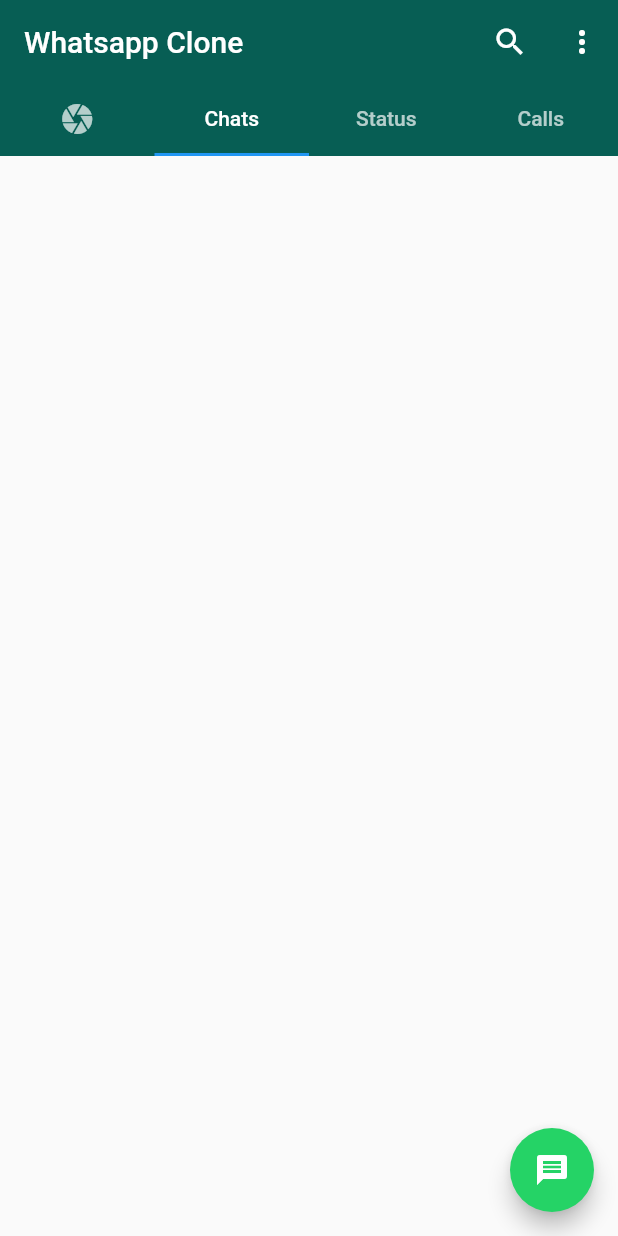
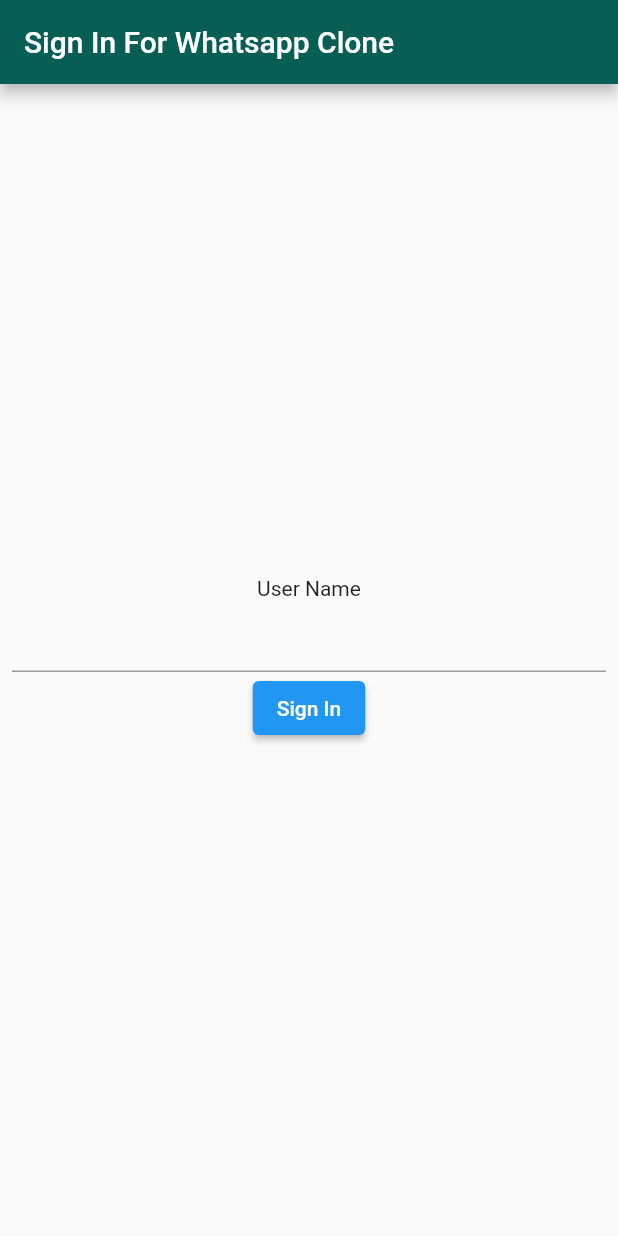
Before and after one commit to OktayCavus/WhatsappClone, a Flutter app: the screen it shows after launch, on a phone screen of 412 x 824 dp. Run offline on Flutter 3.47's test engine with Material 2 defaults, Android fonts, the phone set to English and light mode, and no system bars; our stand-ins replace cloud_firestore, firebase_auth, firebase_core, get_it; accounts and stored records are empty.

Commit message:
sign In ekranı , modeli ve servisi yazildi

```diff
--- /dev/null
+++ b/whatsapp_clone/lib/core/services/auth_service.dart
@@ -0,0 +1,11 @@
+import 'package:firebase_auth/firebase_auth.dart';
+
+class AuthService {
+  final FirebaseAuth _firebaseAuth = FirebaseAuth.instance;
+
+  Future<UserCredential> signIn() async {
+    var user = await _firebaseAuth.signInAnonymously();
+
+    return user;
+  }
+}
--- a/whatsapp_clone/lib/main.dart
+++ b/whatsapp_clone/lib/main.dart
@@ -1,10 +1,15 @@
 import 'package:flutter/material.dart';
 import 'package:firebase_core/firebase_core.dart';
 import 'package:flutter/services.dart';
+import 'package:whatsapp_clone/core/locator.dart';
+import 'package:whatsapp_clone/screens/sign_in_page.dart';
 import 'firebase_options.dart';
-import 'package:whatsapp_clone/whatsapp_main.dart';
 
 void main() async {
+  // ! proje başlayınca bu methodu çağırıp ihtiyacımız olan servis classlarını
+  // ! initialize edecek uyhulama çalışınca get_it paketi üzerinden çağıracaz
+  setUpLocators();
+
   WidgetsFlutterBinding.ensureInitialized();
   await Firebase.initializeApp(
     options: DefaultFirebaseOptions.currentPlatform,
@@ -29,7 +34,7 @@ class MyApp extends StatelessWidget {
           appBarTheme: const AppBarTheme(color: Color(0xff075E54)),
           floatingActionButtonTheme: const FloatingActionButtonThemeData(
               backgroundColor: Color(0xff25D366))),
-      home: const WhatsappMain(),
+      home: const SignInPage(),
     );
   }
 }
--- a/whatsapp_clone/lib/screens/chats_page.dart
+++ b/whatsapp_clone/lib/screens/chats_page.dart
@@ -1,6 +1,10 @@
 import 'package:cloud_firestore/cloud_firestore.dart';
 import 'package:flutter/material.dart';
+import 'package:get_it/get_it.dart';
+import 'package:provider/provider.dart';
+import 'package:whatsapp_clone/models/conversations.dart';
 import 'package:whatsapp_clone/screens/conversation_page.dart';
+import 'package:whatsapp_clone/viewmodels/chats_model.dart';
 
 class ChatsPage extends StatelessWidget {
   //final String userId = '7y6ZJDW2maQI1oTNjgxM0rpDeDn1';
@@ -11,12 +15,17 @@ class ChatsPage extends StatelessWidget {
 
   @override
   Widget build(BuildContext context) {
-    return StreamBuilder(
+    var model = GetIt.instance<ChatsModel>();
+
+    return ChangeNotifierProvider(
+      create: (context) => model,
+      child: StreamBuilder<List<Conversations>>(
+        // ! burayı firestore_db ye yolladık sonra model üzerinden çağırdık
         // ! where filtreleme yapmak için ilki sorgulamak istediğimiz alan (members)
-      stream: firebaseFirestore
-          .collection('conversation')
-          .where('members', arrayContains: userId)
-          .snapshots(),
+        stream:
+            //firebaseFirestore.collection('conversation').where('members' , arrayContains: userId).snapshots();
+            model.conversations(userId),
+
         builder: (context, snapshot) {
           // * Stream'de bir hata oluşursa o hatayı döndürecek
           if (snapshot.hasError) {
@@ -30,7 +39,8 @@ class ChatsPage extends StatelessWidget {
             // ! children normalde widget alır biz bu şekilde onu dinamic
             // * hale getirdik
             // * sohbetler kadar listtile oluşturacak
-          children: snapshot.data!.docs
+            // * modelden sonra docs kaldırıldı snapshot.data!.docs 'tu
+            children: snapshot.data!
                 .map((doc) => ListTile(
                       onTap: () {
                         Navigator.push(
@@ -38,17 +48,17 @@ class ChatsPage extends StatelessWidget {
                             MaterialPageRoute(
                                 builder: (context) => ConversationPage(
                                       userId: userId,
-                                    conversationId: doc.id,
+                                      conversationId: (doc.idd).toString(),
                                     )));
                       },
-                    leading: const CircleAvatar(
+                      leading: CircleAvatar(
                         backgroundImage:
-                          NetworkImage('https://placekitten.com/200/200'),
+                            NetworkImage((doc.profileImage).toString()),
                       ),
-                    title: const Text(
-                      'ali',
+                      title: Text(
+                        (doc.name).toString(),
                       ),
-                    subtitle: Text(doc['displayMessage']),
+                      subtitle: Text((doc.displayMessage).toString()),
                       trailing: Column(
                         mainAxisAlignment: MainAxisAlignment.spaceEvenly,
                         children: [
@@ -73,6 +83,7 @@ class ChatsPage extends StatelessWidget {
                 .toList(),
           );
         },
+      ),
     );
   }
 }
--- /dev/null
+++ b/whatsapp_clone/lib/screens/sign_in_page.dart
@@ -0,0 +1,45 @@
+import 'package:flutter/material.dart';
+import 'package:provider/provider.dart';
+import 'package:whatsapp_clone/core/locator.dart';
+import 'package:whatsapp_clone/viewmodels/sign_in_model.dart';
+
+class SignInPage extends StatelessWidget {
+  const SignInPage({super.key});
+
+  @override
+  Widget build(BuildContext context) {
+    final TextEditingController textEditing = TextEditingController();
+    return ChangeNotifierProvider(
+      // ! getit üzerinden signinmodel ve signinpage'i birbirine bağladık bu şekilde
+      //create: (context) => GetIt.instance<SignInModel>(),
+      create: (context) => getIt<SignInModel>(),
+      child: Consumer<SignInModel>(
+        // ! value(model) SıgnınModel'i temsil ediyor
+        builder: (context, model, child) => Scaffold(
+          appBar: AppBar(
+            title: const Text('Sign In For Whatsapp Clone'),
+          ),
+          body: Container(
+            padding: const EdgeInsets.all(8),
+            child: model.busy
+                ? const CircularProgressIndicator()
+                : Column(
+                    mainAxisAlignment: MainAxisAlignment.center,
+                    children: [
+                      const Text('User Name'),
+                      TextField(
+                        controller: textEditing,
+                      ),
+                      ElevatedButton(
+                          onPressed: () async {
+                            await model.signInn(textEditing.text);
+                          },
+                          child: const Text('Sign In'))
+                    ],
+                  ),
+          ),
+        ),
+      ),
+    );
+  }
+}
--- /dev/null
+++ b/whatsapp_clone/lib/viewmodels/base_model.dart
@@ -0,0 +1,15 @@
+import 'package:flutter/material.dart';
+
+abstract class BaseModel with ChangeNotifier {
+  // ! burası adam signin'e basınca sistem gecikmesi olacağı için
+  // ! bir loading ekran gösterme yerinde işe yarayacak
+  bool _busy = false;
+
+  bool get busy => _busy;
+
+  set busy(bool state) {
+    _busy = state;
+
+    notifyListeners();
+  }
+}
--- /dev/null
+++ b/whatsapp_clone/lib/viewmodels/sign_in_model.dart
@@ -0,0 +1,28 @@
+import 'package:cloud_firestore/cloud_firestore.dart';
+import 'package:whatsapp_clone/core/locator.dart';
+import 'package:whatsapp_clone/core/services/auth_service.dart';
+import 'package:whatsapp_clone/viewmodels/base_model.dart';
+
+//! basemodel'de changenotifier yaptık o yüzden  buraya extend ettik tek tek
+// changenotifier işlemleri yapmamak için bir class oldu elimizde
+class SignInModel extends BaseModel {
+  final AuthService _authService = getIt<AuthService>();
+  final FirebaseFirestore _firebaseFirestore = FirebaseFirestore.instance;
+
+  Future<void> signInn(String userName) async {
+    if (userName.isEmpty) return;
+    busy = true;
+
+    try {
+      var user = await _authService.signIn();
+// ! koleksiyon id'lerini userId ile aynı yapmak istiyoruz çağırması kolay olması için
+// ! bu yüzden .doc kullandık
+      await _firebaseFirestore.collection('profile').doc(user.user!.uid).set(
+          {'userName': userName, 'image': 'https://placekitten.com/200/200'});
+    } catch (e) {
+      busy = false;
+    }
+
+    busy = false;
+  }
+}
--- a/whatsapp_clone/pubspec.yaml
+++ b/whatsapp_clone/pubspec.yaml
@@ -39,10 +39,13 @@ dependencies:
   #Firebase
   firebase_core: ^2.8.0
   cloud_firestore: ^4.4.5
+  firebase_auth: ^4.4.0
 
 
   #Core
   kartal: ^2.8.0
+  get_it: ^7.2.0
+  provider: ^6.0.5
 
 
 dev_dependencies:
```
Also changed, not shown: whatsapp_clone/lib/core/locator.dart (added, +18 -0 lines), whatsapp_clone/lib/core/services/chat_service.dart (added, +22 -0 lines), whatsapp_clone/lib/models/conversations.dart (added, +24 -0 lines), whatsapp_clone/lib/viewmodels/chats_model.dart (added, +13 -0 lines), whatsapp_clone/pubspec.lock, 4 other files. Lines whose indentation alone changed are shown as unchanged.
